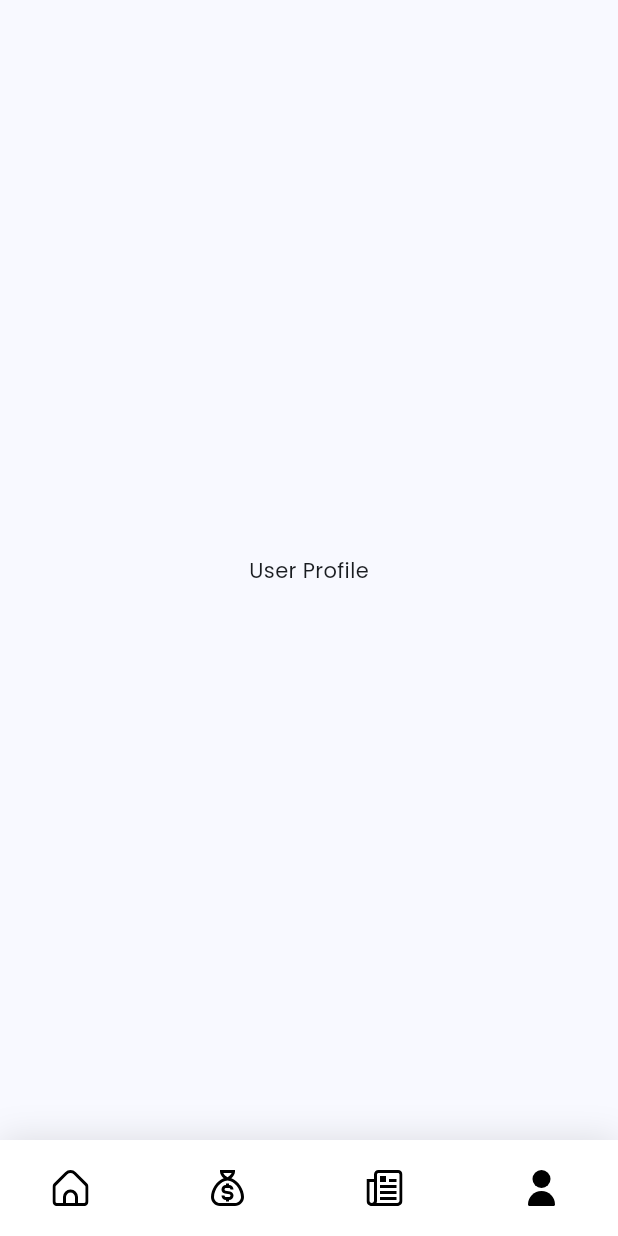
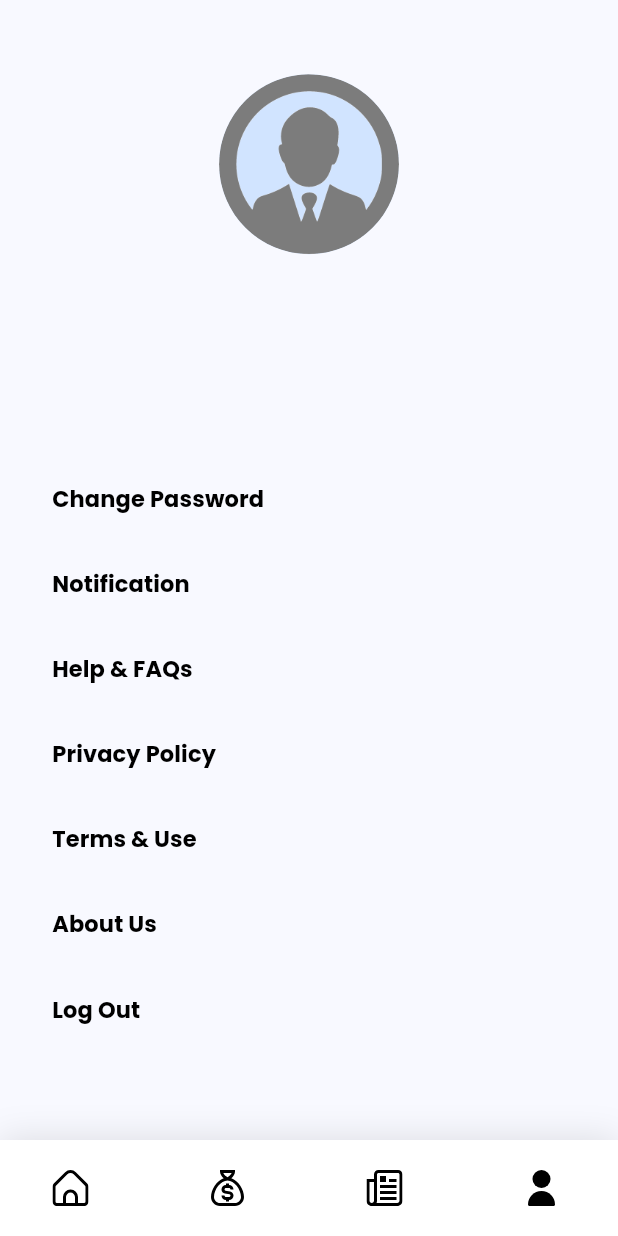
Before and after one commit to adhilfouzi/playtime_club, a Flutter app: the MyBottomNavigationBar screen opened directly, item 4 of the bottom bar chosen, on a phone screen of 412 x 824 dp. Run offline on Flutter 3.47's test engine with Material 3 defaults, Android fonts, the light colour scheme and no system bars; drawn by our look-alikes of google_nav_bar; our stand-ins replace cloud_firestore, firebase_auth, firebase_core, flutter_spinkit, flutter_svg, get and 2 more; accounts and stored records are empty.

Commit message:
user profile funtion completed

```diff
--- a/lib/model/backend/repositories/authentication/firebase_authentication.dart
+++ b/lib/model/backend/repositories/authentication/firebase_authentication.dart
@@ -2,11 +2,14 @@ import 'dart:developer';
 
 import 'package:firebase_auth/firebase_auth.dart';
 import 'package:get/get.dart';
+import 'package:shared_preferences/shared_preferences.dart';
 import '../../../../view/course/bottom_navigationbar_widget.dart';
 import '../../../../view/onboarding/signup/screen/a01/a01_signup_screen.dart';
 import '../../../../view_model/course/usermodel_controller.dart';
 import '../user/user_repositories.dart';
 import 'firebase_exceptionhandler.dart';
+
+const logs = 'action';
 
 class AuthenticationRepository extends GetxController {
   static AuthenticationRepository get instance => Get.find();
@@ -28,6 +31,7 @@ class AuthenticationRepository extends GetxController {
 
   Future<bool> signInWithEmailAndPassword(String email, String password) async {
     try {
+      final SharedPreferences prefs = await SharedPreferences.getInstance();
       UserCredential auth = await _auth.signInWithEmailAndPassword(
         email: email,
         password: password,
@@ -40,6 +44,7 @@ class AuthenticationRepository extends GetxController {
       userController.user(user);
       if (user.isOwner) {
         if (user.isRegistered) {
+          await prefs.setStringList(logs, <String>[email, password]);
           Get.offAll(() => const MyBottomNavigationBar());
         } else {
           Get.offAll(() => A01SignupScreen());
@@ -62,4 +67,14 @@ class AuthenticationRepository extends GetxController {
       throw ExceptionHandler.handleException(e);
     }
   }
+
+  // Sign out the current user using Firebase authentication
+  Future<void> userLogout() async {
+    try {
+      log(_auth.currentUser!.uid.toString());
+      await _auth.signOut();
+    } catch (e) {
+      throw ExceptionHandler.handleException(e);
+    }
+  }
 }
--- a/lib/view/course/bottom_navigationbar_widget.dart
+++ b/lib/view/course/bottom_navigationbar_widget.dart
@@ -2,7 +2,7 @@ import 'package:flutter/material.dart';
 import 'package:flutter_svg/flutter_svg.dart';
 import 'package:google_nav_bar/google_nav_bar.dart';
 import '../../utils/const/icons_image.dart';
-import 'bank/transaction.dart';
+import 'slot_request/slot_request_screen.dart';
 import 'home/home_screen.dart';
 import 'reserve/mybooking_screen.dart';
 import 'profile/userprofle_screen.dart';
@@ -19,7 +19,7 @@ class _MyBottomNavigationBarState extends State<MyBottomNavigationBar> {
 
   final List<Widget> _widgetOptions = <Widget>[
     const HomeScreen(),
-    const Transaction(),
+    const SlotRequest(),
     const MyBooking(),
     const UserProfile(),
   ];
--- a/lib/view/course/profile/userprofle_screen.dart
+++ b/lib/view/course/profile/userprofle_screen.dart
@@ -1,12 +1,102 @@
 import 'package:flutter/material.dart';
+import 'package:get/get.dart';
+
+import '../../../../view_model/course/usermodel_controller.dart';
+import '../../../../view_model/course/profile_controlller.dart';
 
 class UserProfile extends StatelessWidget {
   const UserProfile({super.key});
 
   @override
   Widget build(BuildContext context) {
-    return const Center(
-      child: Text('User Profile'),
+    final double screenWidth = MediaQuery.of(context).size.width;
+    final double screenHeight = MediaQuery.of(context).size.height;
+    final UserController controller = Get.find();
+
+    return Scaffold(
+      body: SafeArea(
+        child: SingleChildScrollView(
+          padding: EdgeInsets.symmetric(
+              vertical: screenWidth * 0.02, horizontal: screenWidth * 0.0052),
+          child: Column(
+            crossAxisAlignment: CrossAxisAlignment.center,
+            mainAxisAlignment: MainAxisAlignment.center,
+            children: [
+              SizedBox(height: screenHeight * 0.05),
+              const CircleAvatar(
+                radius: 60,
+                backgroundImage: AssetImage(
+                    'assets/image/profile.png'), // Add your profile image asset
+              ),
+              SizedBox(height: screenHeight * 0.02),
+              Text(
+                controller.user.value.courtName, // Replace with user's email
+                style: const TextStyle(
+                  fontSize: 20,
+                  fontWeight: FontWeight.bold,
+                ),
+              ),
+              SizedBox(
+                child: Row(
+                  mainAxisAlignment: MainAxisAlignment.center,
+                  children: [
+                    Text(
+                      controller.user.value
+                          .courtEmailAddress, // Replace with user's email
+                      style: const TextStyle(
+                        fontSize: 16,
+                        fontWeight: FontWeight.w600,
+                      ),
+                    ),
+                  ],
+                ),
+              ),
+              SizedBox(height: screenHeight * 0.08),
+              _buildButton('Change Password', screenWidth, screenHeight, () {
+                ProfileController.changePassword(
+                    controller.user.value.courtEmailAddress);
+              }),
+              _buildButton('Notification', screenWidth, screenHeight, () {}),
+              _buildButton('Help & FAQs', screenWidth, screenHeight, () {
+                ProfileController.helpAndFAQs();
+              }),
+              _buildButton('Privacy Policy', screenWidth, screenHeight, () {
+                ProfileController.privacyPolicy();
+              }),
+              _buildButton('Terms & Use', screenWidth, screenHeight, () {
+                ProfileController.termsUse();
+              }),
+              _buildButton('About Us', screenWidth, screenHeight, () {}),
+              _buildButton('Log Out', screenWidth, screenHeight, () {
+                ProfileController.logout();
+              }),
+            ],
+          ),
+        ),
+      ),
+    );
+  }
+
+  Widget _buildButton(String text, double screenWidth, double screenHeight,
+      VoidCallback onPressed) {
+    return SizedBox(
+      width: double.infinity,
+      child: TextButton(
+        onPressed: onPressed,
+        style: TextButton.styleFrom(
+          foregroundColor: Colors.black,
+          alignment: Alignment.centerLeft, // Align text to left
+        ),
+        child: Padding(
+          padding: EdgeInsets.symmetric(
+              horizontal: screenWidth * 0.05, vertical: screenHeight * 0.012),
+          child: Text(
+            text,
+            textAlign: TextAlign.left,
+            style: const TextStyle(fontWeight: FontWeight.bold, fontSize: 15),
+          ),
+        ),
+      ),
     );
   }
 }
--- a/pubspec.yaml
+++ b/pubspec.yaml
@@ -49,6 +49,8 @@ dependencies:
   flutter_spinkit: ^5.2.1
   get: ^4.6.6
   lottie: ^3.1.0
+  shared_preferences: ^2.2.3
+  url_launcher: ^6.2.6
 
 dev_dependencies:
   flutter_test:
```
Also changed, not shown: lib/view/course/bank/transaction.dart (deleted, +0 -12 lines), lib/view/course/slot_request/slot_request_screen.dart (added, +18 -0 lines), lib/view/onboarding/boarding/splash_screen.dart (+34 -10 lines), lib/view_model/course/profile_controlller.dart (added, +75 -0 lines), pubspec.lock, 2 other files.
